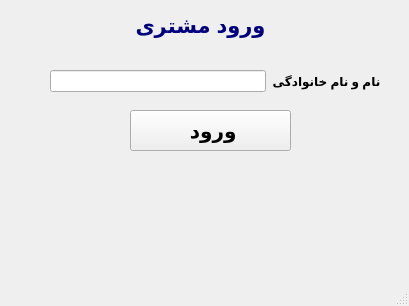
Old version of the form uiClasses/customerenterwindow.ui in the repository SayedAliAmirshahkarami/pro.
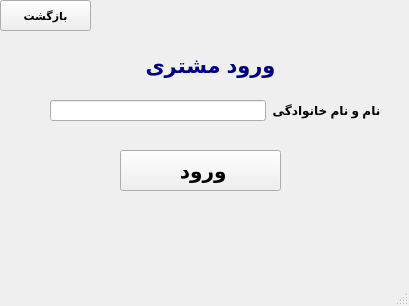
New version of the form. Icons and pictures are not drawn.

```diff
--- a/uiClasses/customerenterwindow.ui
+++ b/uiClasses/customerenterwindow.ui
@@ -17,8 +17,8 @@
    <widget class="QLabel" name="customerEnter_label">
     <property name="geometry">
      <rect>
-      <x>80</x>
-      <y>0</y>
+      <x>90</x>
+      <y>40</y>
       <width>241</width>
       <height>51</height>
      </rect>
@@ -59,8 +59,8 @@
    <widget class="QPushButton" name="enter_btn">
     <property name="geometry">
      <rect>
-      <x>130</x>
-      <y>110</y>
+      <x>120</x>
+      <y>150</y>
       <width>161</width>
       <height>41</height>
      </rect>
@@ -89,12 +89,18 @@
       <height>30</height>
      </size>
     </property>
+    <property name="shortcut">
+     <string/>
+    </property>
+    <property name="checkable">
+     <bool>false</bool>
+    </property>
    </widget>
    <widget class="QLabel" name="reply_label">
     <property name="geometry">
      <rect>
-      <x>60</x>
-      <y>170</y>
+      <x>50</x>
+      <y>210</y>
       <width>301</width>
       <height>41</height>
      </rect>
@@ -117,13 +123,13 @@
      <set>Qt::AlignCenter</set>
     </property>
    </widget>
-   <widget class="QWidget" name="">
+   <widget class="QWidget" name="layoutWidget">
     <property name="geometry">
      <rect>
       <x>50</x>
-      <y>70</y>
+      <y>100</y>
       <width>331</width>
-      <height>22</height>
+      <height>21</height>
      </rect>
     </property>
     <layout class="QHBoxLayout" name="horizontalLayout">
@@ -152,6 +158,37 @@
      </item>
     </layout>
    </widget>
+   <widget class="QPushButton" name="back_btn">
+    <property name="geometry">
+     <rect>
+      <x>0</x>
+      <y>0</y>
+      <width>91</width>
+      <height>31</height>
+     </rect>
+    </property>
+    <property name="font">
+     <font>
+      <family>Arial</family>
+      <pointsize>8</pointsize>
+      <weight>75</weight>
+      <bold>true</bold>
+     </font>
+    </property>
+    <property name="text">
+     <string>بازگشت</string>
+    </property>
+    <property name="icon">
+     <iconset>
+      <normaloff>../pics/back_1.png</normaloff>../pics/back_1.png</iconset>
+    </property>
+    <property name="iconSize">
+     <size>
+      <width>32</width>
+      <height>32</height>
+     </size>
+    </property>
+   </widget>
   </widget>
   <widget class="QMenuBar" name="menubar">
    <property name="geometry">
```
